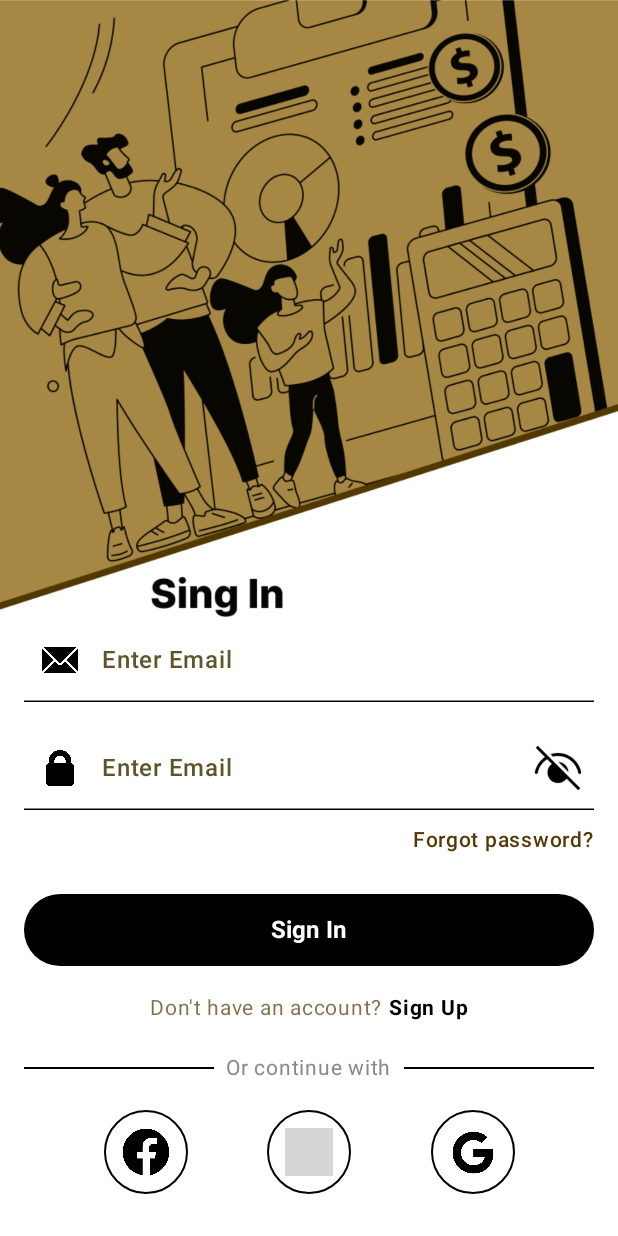
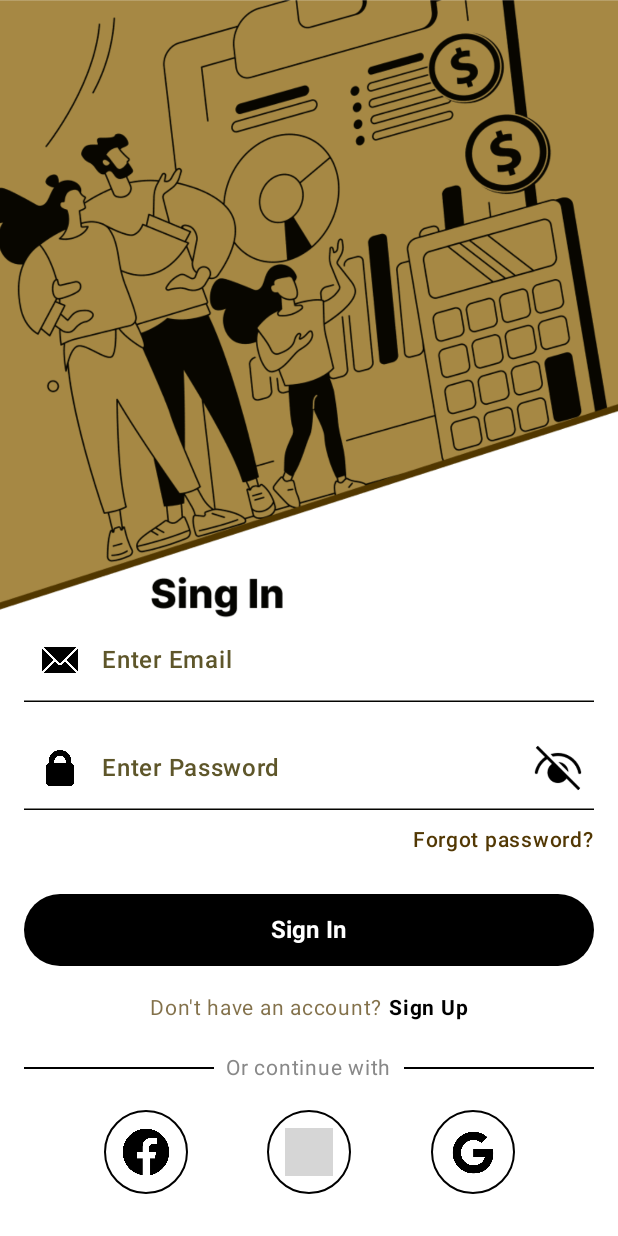
Before and after one commit to enori-ben/ExpenseTracker, an Android app built with Jetpack Compose: the screen it shows after launch (MainActivity), after a tap on "Get Started", on a phone screen of 412 x 824 dp. Run offline under Robolectric (Android 15) with nearby library versions, the phone set to English and light mode, and no system bars; our stand-ins replace Firebase (no records; nobody signed in at launch, a user with empty details on screens opened directly); grey boxes are pictures that could not be loaded.

Commit message:
Implement forgot password feature with email reset, add snackbar notifications, and enhance sign-in UI

```diff
--- a/app/src/main/java/com/example/expensetracker/screens/SignInScreen.kt
+++ b/app/src/main/java/com/example/expensetracker/screens/SignInScreen.kt
@@ -88,14 +88,15 @@ fun SignInScreen(navController: NavController) {
             }
             return
         }
+
         loading = true
         auth.sendPasswordResetEmail(email)
             .addOnCompleteListener { task ->
                 loading = false
                 coroutineScope.launch {
                     if (task.isSuccessful) {
-                        snackbarHostState.showSnackbar("Reset link sent to your email.")
                         showForgotPassword = false
+                        snackbarHostState.showSnackbar("Reset link sent to $email.")
                     } else {
                         snackbarHostState.showSnackbar(
                             task.exception?.localizedMessage ?: "Error sending reset email"
@@ -105,9 +106,14 @@ fun SignInScreen(navController: NavController) {
             }
     }
 
+
+    Scaffold(
+        snackbarHost = { SnackbarHost(snackbarHostState) }
+    ) { paddingValues ->
         Column(
             modifier = Modifier
                 .fillMaxSize()
+                .padding(paddingValues)
                 .verticalScroll(rememberScrollState())
                 .background(Color.White),
             horizontalAlignment = Alignment.CenterHorizontally
@@ -129,7 +135,7 @@ fun SignInScreen(navController: NavController) {
                 ResponsiveTextField(
                     value = email,
                     onValueChange = { email = it },
-                    label = "Enter Email",
+                    label = if (showForgotPassword) "Enter your email to reset password" else "Enter Email",
                     iconRes = R.drawable.ic_email,
                     keyboardType = KeyboardType.Email,
 
@@ -141,7 +147,7 @@ fun SignInScreen(navController: NavController) {
                     ResponsiveTextField(
                         value = password,
                         onValueChange = { password = it },
-                        label = "Enter Email",
+                        label = "Enter Password",
                         iconRes = R.drawable.ic_password,
                         keyboardType = KeyboardType.Password,
                         isPassword = true,
@@ -244,7 +250,7 @@ fun SignInScreen(navController: NavController) {
                         fontWeight = FontWeight.SemiBold
                     )
                 }
-            }
+            }}
         }
 
 }
--- a/app/src/main/java/com/example/expensetracker/view/home/drawer/AboutScreen.kt
+++ b/app/src/main/java/com/example/expensetracker/view/home/drawer/AboutScreen.kt
@@ -40,7 +40,7 @@ import androidx.navigation.NavController
 import com.example.expensetracker.R
 
 @Composable
-fun AboutScreen(navController: NavController) { // تم إضافة NavController كمعامل
+fun AboutScreen(navController: NavController) {
     val context = LocalContext.current
     Column(
         modifier = Modifier
```
Also changed, not shown: 3 other files.
